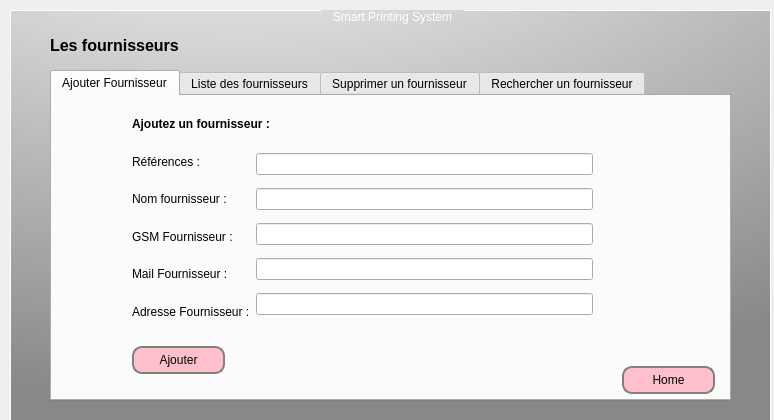
This is Fournisseurs/simpleemp.ui in yassinmezni/smart-printing-office as Qt 5 draws it before an edit. The edited form follows.
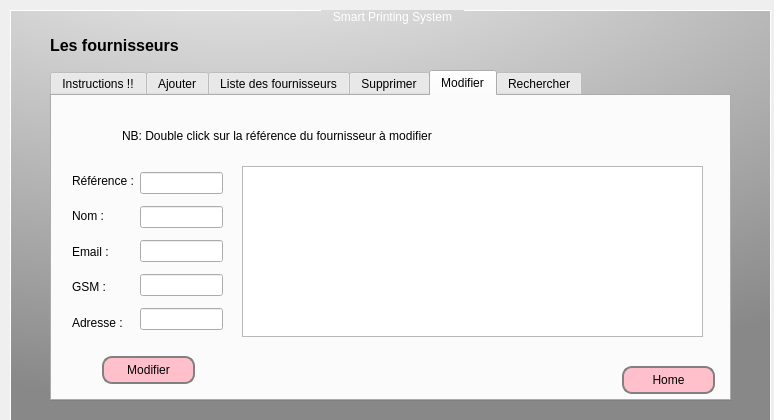
This is the edited form. The open tabs and pages were chosen to show the change. Icons and pictures are not drawn.

```diff
--- a/Fournisseurs/simpleemp.ui
+++ b/Fournisseurs/simpleemp.ui
@@ -475,9 +475,112 @@
       <property name="tabBarAutoHide">
        <bool>false</bool>
       </property>
+      <widget class="QWidget" name="Instructions">
+       <attribute name="title">
+        <string>Instructions !!</string>
+       </attribute>
+       <widget class="QLabel" name="label_7">
+        <property name="geometry">
+         <rect>
+          <x>90</x>
+          <y>120</y>
+          <width>411</width>
+          <height>16</height>
+         </rect>
+        </property>
+        <property name="text">
+         <string>* La 1ére lettre du nom de fournissuer doit être en majuscule.</string>
+        </property>
+       </widget>
+       <widget class="QLabel" name="label_14">
+        <property name="geometry">
+         <rect>
+          <x>90</x>
+          <y>140</y>
+          <width>421</width>
+          <height>16</height>
+         </rect>
+        </property>
+        <property name="text">
+         <string>* Le GSM du fournisseur est nombre positive qui contient que 8 chiffres.</string>
+        </property>
+       </widget>
+       <widget class="QLabel" name="label_16">
+        <property name="geometry">
+         <rect>
+          <x>90</x>
+          <y>180</y>
+          <width>471</width>
+          <height>16</height>
+         </rect>
+        </property>
+        <property name="text">
+         <string>* L'adresse du fournisseur peut contient des chiffres, des lettres et de symboles.</string>
+        </property>
+       </widget>
+       <widget class="QLabel" name="Instructions_2">
+        <property name="geometry">
+         <rect>
+          <x>70</x>
+          <y>70</y>
+          <width>221</width>
+          <height>16</height>
+         </rect>
+        </property>
+        <property name="font">
+         <font>
+          <pointsize>9</pointsize>
+          <weight>75</weight>
+          <bold>true</bold>
+         </font>
+        </property>
+        <property name="text">
+         <string>Des instructions :</string>
+        </property>
+       </widget>
+       <widget class="QLabel" name="label_15">
+        <property name="geometry">
+         <rect>
+          <x>90</x>
+          <y>160</y>
+          <width>311</width>
+          <height>16</height>
+         </rect>
+        </property>
+        <property name="text">
+         <string>* L'email du fournisseur obéit à sa forme générale.</string>
+        </property>
+       </widget>
+       <widget class="QLabel" name="label_13">
+        <property name="geometry">
+         <rect>
+          <x>90</x>
+          <y>100</y>
+          <width>221</width>
+          <height>16</height>
+         </rect>
+        </property>
+        <property name="text">
+         <string>* La référence est un nombre positive.</string>
+        </property>
+       </widget>
+       <widget class="QPushButton" name="homeButton_instruction">
+        <property name="geometry">
+         <rect>
+          <x>550</x>
+          <y>260</y>
+          <width>93</width>
+          <height>28</height>
+         </rect>
+        </property>
+        <property name="text">
+         <string>Home</string>
+        </property>
+       </widget>
+      </widget>
       <widget class="QWidget" name="Ajouter_2">
        <attribute name="title">
-        <string>Ajouter Fournisseur</string>
+        <string>Ajouter</string>
        </attribute>
        <widget class="QWidget" name="layoutWidget_2">
         <property name="geometry">
@@ -646,7 +749,7 @@
       </widget>
       <widget class="QWidget" name="Supprimer_3">
        <attribute name="title">
-        <string>Supprimer un fournisseur</string>
+        <string>Supprimer</string>
        </attribute>
        <widget class="QLineEdit" name="supprimer_par_reference_3">
         <property name="geometry">
@@ -705,9 +808,140 @@
         </property>
        </widget>
       </widget>
+      <widget class="QWidget" name="Modifier">
+       <attribute name="title">
+        <string>Modifier</string>
+       </attribute>
+       <widget class="QLabel" name="text_saisir_id_a_modifier">
+        <property name="geometry">
+         <rect>
+          <x>70</x>
+          <y>30</y>
+          <width>401</width>
+          <height>20</height>
+         </rect>
+        </property>
+        <property name="font">
+         <font>
+          <pointsize>9</pointsize>
+          <weight>50</weight>
+          <bold>false</bold>
+         </font>
+        </property>
+        <property name="text">
+         <string>NB: Double click sur la référence du fournisseur à modifier </string>
+        </property>
+       </widget>
+       <widget class="QPushButton" name="homeButton_modifier">
+        <property name="geometry">
+         <rect>
+          <x>570</x>
+          <y>270</y>
+          <width>93</width>
+          <height>28</height>
+         </rect>
+        </property>
+        <property name="text">
+         <string>Home</string>
+        </property>
+       </widget>
+       <widget class="QWidget" name="layoutWidget_3">
+        <property name="geometry">
+         <rect>
+          <x>20</x>
+          <y>70</y>
+          <width>151</width>
+          <height>171</height>
+         </rect>
+        </property>
+        <layout class="QHBoxLayout" name="saisie_3">
+         <item>
+          <layout class="QVBoxLayout" name="verticalLayout_5">
+           <item>
+            <widget class="QLabel" name="label_ref">
+             <property name="text">
+              <string>Référence :</string>
+             </property>
+            </widget>
+           </item>
+           <item>
+            <widget class="QLabel" name="label_nom">
+             <property name="text">
+              <string>Nom :</string>
+             </property>
+            </widget>
+           </item>
+           <item>
+            <widget class="QLabel" name="label_mail">
+             <property name="text">
+              <string>Email :</string>
+             </property>
+            </widget>
+           </item>
+           <item>
+            <widget class="QLabel" name="label_gsm">
+             <property name="text">
+              <string>GSM :</string>
+             </property>
+            </widget>
+           </item>
+           <item>
+            <widget class="QLabel" name="label_adresse">
+             <property name="text">
+              <string>Adresse :</string>
+             </property>
+            </widget>
+           </item>
+          </layout>
+         </item>
+         <item>
+          <layout class="QVBoxLayout" name="verticalLayout_6">
+           <item>
+            <widget class="QLineEdit" name="lineEdit_reference"/>
+           </item>
+           <item>
+            <widget class="QLineEdit" name="lineEdit_nomfour"/>
+           </item>
+           <item>
+            <widget class="QLineEdit" name="lineEdit_email"/>
+           </item>
+           <item>
+            <widget class="QLineEdit" name="lineEdit_gsmfour"/>
+           </item>
+           <item>
+            <widget class="QLineEdit" name="lineEdit_ad"/>
+           </item>
+          </layout>
+         </item>
+        </layout>
+       </widget>
+       <widget class="QTableView" name="tableView_2">
+        <property name="geometry">
+         <rect>
+          <x>190</x>
+          <y>70</y>
+          <width>461</width>
+          <height>171</height>
+         </rect>
+        </property>
+       </widget>
+       <widget class="QPushButton" name="modifierButton">
+        <property name="geometry">
+         <rect>
+          <x>50</x>
+          <y>260</y>
+          <width>93</width>
+          <height>28</height>
+         </rect>
+        </property>
+        <property name="text">
+         <string>Modifier</string>
+        </property>
+       </widget>
+      </widget>
       <widget class="QWidget" name="Rechercher_2">
        <attribute name="title">
-        <string>Rechercher un fournisseur</string>
+        <string>Rechercher</string>
        </attribute>
        <widget class="QLineEdit" name="recherche_par_reference_3">
         <property name="geometry">
```
Left out of the diff: 14 changed lines with no effect on the pictures.
